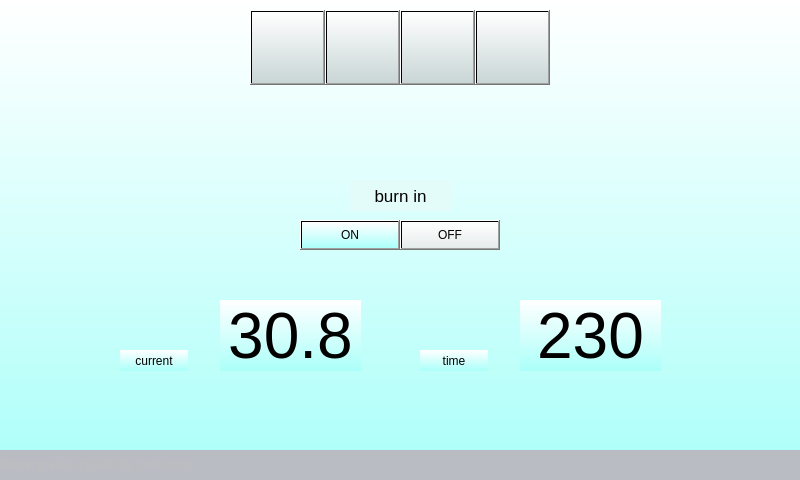
This is mainwindow.ui in Keithsys730/ERC_UI_DEMO as Qt 5 draws it before an edit. The edited form follows.
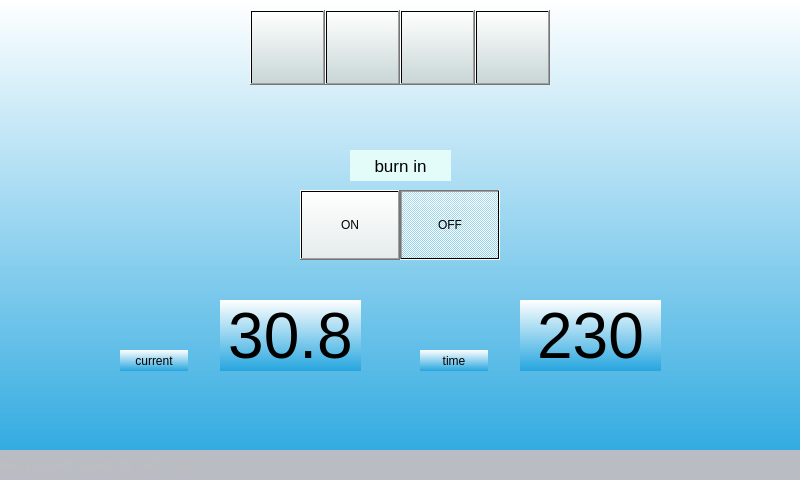
This is the edited form. Icons and pictures are not drawn.

Commit message: Change the properties of the burn on and off buttons.

```diff
--- a/mainwindow.ui
+++ b/mainwindow.ui
@@ -37,7 +37,7 @@
    <string>MainWindow</string>
   </property>
   <property name="styleSheet">
-   <string notr="true">background-color: qlineargradient(spread:pad, x1:0, y1:1, x2:0, y2:0, stop:0 rgba(171, 255, 249, 255), stop:1 rgba(255, 255, 255, 255));
+   <string notr="true">background-color: qlineargradient(spread:pad, x1:0, y1:1, x2:0, y2:0, stop:0 rgba(38, 166, 223, 255), stop:1 rgba(255, 255, 255, 255));
 </string>
   </property>
   <property name="locale">
@@ -140,7 +140,7 @@
     <property name="geometry">
      <rect>
       <x>350</x>
-      <y>180</y>
+      <y>150</y>
       <width>101</width>
       <height>31</height>
      </rect>
@@ -164,25 +164,28 @@
     <property name="geometry">
      <rect>
       <x>300</x>
-      <y>220</y>
+      <y>190</y>
       <width>100</width>
-      <height>30</height>
+      <height>70</height>
      </rect>
     </property>
     <property name="styleSheet">
-     <string notr="true"/>
+     <string notr="true">background-color: qlineargradient(spread:pad, x1:0, y1:1, x2:0, y2:0, stop:0 rgba(229, 236, 235, 255), stop:1 rgba(255, 255, 255, 255));</string>
     </property>
     <property name="text">
      <string>ON</string>
     </property>
+    <property name="checkable">
+     <bool>true</bool>
+    </property>
    </widget>
    <widget class="QPushButton" name="burnOffButton">
     <property name="geometry">
      <rect>
       <x>400</x>
-      <y>220</y>
+      <y>190</y>
       <width>100</width>
-      <height>30</height>
+      <height>70</height>
      </rect>
     </property>
     <property name="styleSheet">
@@ -191,6 +194,15 @@
     <property name="text">
      <string>OFF</string>
     </property>
+    <property name="checkable">
+     <bool>true</bool>
+    </property>
+    <property name="checked">
+     <bool>true</bool>
+    </property>
+    <property name="default">
+     <bool>true</bool>
+    </property>
    </widget>
    <widget class="QLabel" name="statusLabel">
     <property name="enabled">
```
